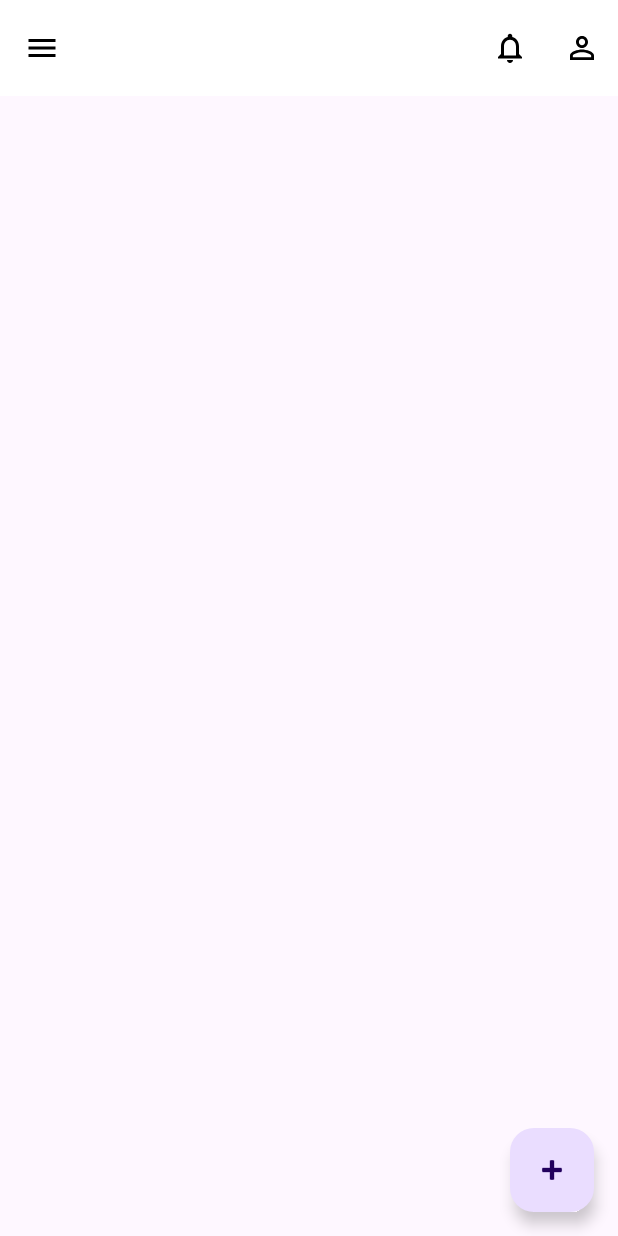
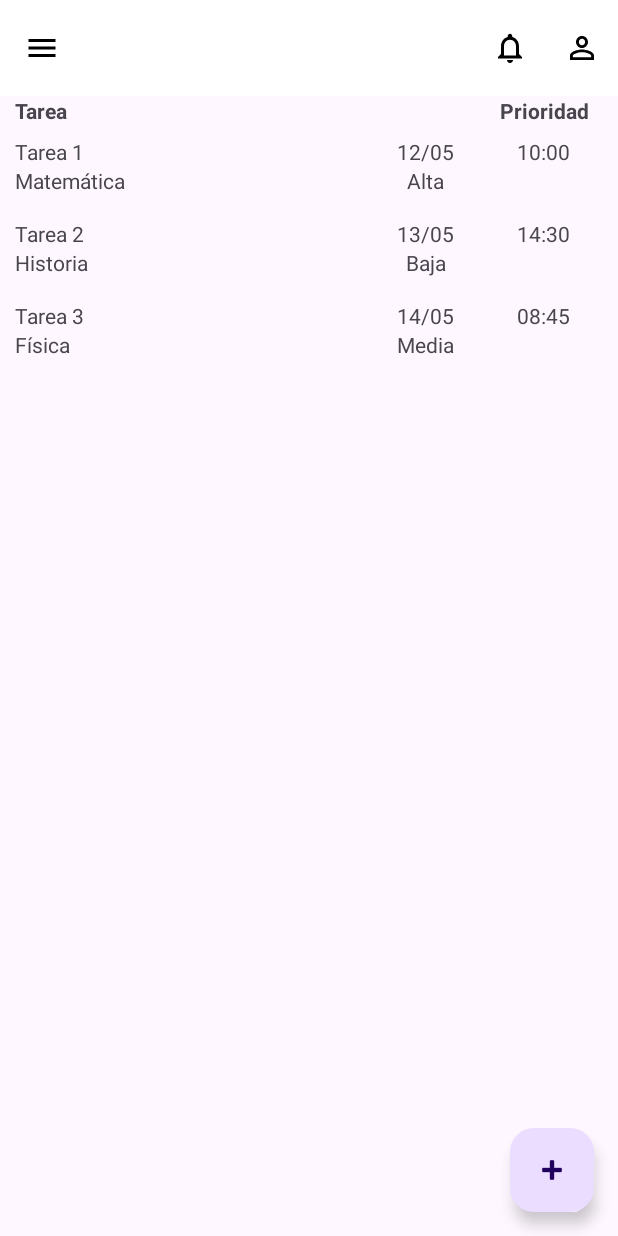
Before and after one commit to Carlos-Alvarenga721/Proyecto_Moviles, an Android app: the ActivitiesActivity screen opened directly, with no data from a screen before it, on a phone screen of 412 x 824 dp. Run offline under Robolectric (Android 15) with nearby library versions, the phone set to English and light mode, and no system bars.

Commit message:
Agregar primer tabla de actividades con recyclerView

```diff
--- a/app/src/main/java/com/example/proyecto_kotlin_dsm/ActivitiesActivity.kt
+++ b/app/src/main/java/com/example/proyecto_kotlin_dsm/ActivitiesActivity.kt
@@ -8,6 +8,10 @@ import androidx.appcompat.app.AppCompatActivity
 import androidx.appcompat.widget.Toolbar
 import androidx.core.view.ViewCompat
 import androidx.core.view.WindowInsetsCompat
+import androidx.recyclerview.widget.LinearLayoutManager
+import androidx.recyclerview.widget.RecyclerView
+import com.example.proyecto_kotlin_dsm.activitiesAdapter.Actividad
+import com.example.proyecto_kotlin_dsm.activitiesAdapter.ActividadAdapter
 
 class ActivitiesActivity : AppCompatActivity() {
     override fun onCreate(savedInstanceState: Bundle?) {
@@ -22,6 +26,18 @@ class ActivitiesActivity : AppCompatActivity() {
 
         val toolbar: Toolbar = findViewById(R.id.toolbar)
         setSupportActionBar(toolbar)
+
+        val recyclerView = findViewById<RecyclerView>(R.id.recyclerViewActividades)
+        recyclerView.layoutManager = LinearLayoutManager(this)
+
+        // Datos temporales
+        val listaActividades = listOf(
+            Actividad("Tarea 1", "12/05", "Alta", "Matemática", "10:00"),
+            Actividad("Tarea 2", "13/05", "Baja", "Historia", "14:30"),
+            Actividad("Tarea 3", "14/05", "Media", "Física", "08:45")
+        )
+
+        recyclerView.adapter = ActividadAdapter(listaActividades)
     }
 
     override fun onCreateOptionsMenu(menu: Menu?): Boolean {
--- a/app/src/main/java/com/example/proyecto_kotlin_dsm/LoginActivity.kt
+++ b/app/src/main/java/com/example/proyecto_kotlin_dsm/LoginActivity.kt
@@ -48,7 +48,7 @@ class LoginActivity : AppCompatActivity() {
                     .addOnCompleteListener { task ->
                         if (task.isSuccessful) {
                             Toast.makeText(this, "Inicio de sesión exitoso", Toast.LENGTH_SHORT).show()
-                            val intent = Intent(this, HomeActivity::class.java)
+                            val intent = Intent(this, ActivitiesActivity::class.java)
                             startActivity(intent)
                             finish()
                         } else {
--- /dev/null
+++ b/app/src/main/java/com/example/proyecto_kotlin_dsm/activitiesAdapter/Actividad.kt
@@ -0,0 +1,9 @@
+package com.example.proyecto_kotlin_dsm.activitiesAdapter
+
+data class Actividad(
+    val titulo: String,
+    val fecha: String,
+    val hora: String,
+    val materia: String,
+    val prioridad: String
+)
--- /dev/null
+++ b/app/src/main/java/com/example/proyecto_kotlin_dsm/activitiesAdapter/ActividadAdapter.kt
@@ -0,0 +1,37 @@
+package com.example.proyecto_kotlin_dsm.activitiesAdapter
+
+import android.view.LayoutInflater
+import android.view.View
+import android.view.ViewGroup
+import android.widget.TextView
+import androidx.recyclerview.widget.RecyclerView
+import com.example.proyecto_kotlin_dsm.R
+
+class ActividadAdapter(private val actividades: List<Actividad>) :
+    RecyclerView.Adapter<ActividadAdapter.ActividadViewHolder>() {
+
+    inner class ActividadViewHolder(view: View) : RecyclerView.ViewHolder(view) {
+        val tvTitulo: TextView = view.findViewById(R.id.tvTitulo)
+        val tvFecha: TextView = view.findViewById(R.id.tvFecha)
+        val tvPrioridad: TextView = view.findViewById(R.id.tvPrioridad)
+        val tvMateria: TextView = view.findViewById(R.id.tvMateria)
+        val tvHora: TextView = view.findViewById(R.id.tvHora)
+    }
+
+    override fun onCreateViewHolder(parent: ViewGroup, viewType: Int): ActividadViewHolder {
+        val view = LayoutInflater.from(parent.context)
+            .inflate(R.layout.item_actividad, parent, false)
+        return ActividadViewHolder(view)
+    }
+
+    override fun onBindViewHolder(holder: ActividadViewHolder, position: Int) {
+        val actividad = actividades[position]
+        holder.tvTitulo.text = actividad.titulo
+        holder.tvFecha.text = actividad.fecha
+        holder.tvPrioridad.text = actividad.prioridad  // Asegúrate de tener este campo
+        holder.tvMateria.text = actividad.materia
+        holder.tvHora.text = actividad.hora
+    }
+
+    override fun getItemCount(): Int = actividades.size
+}
--- a/app/src/main/res/layout/activity_activities.xml
+++ b/app/src/main/res/layout/activity_activities.xml
@@ -10,6 +10,7 @@
 
     <!-- AppBarLayout con Toolbar -->
     <com.google.android.material.appbar.AppBarLayout
+        android:id="@+id/AppBarL"
         android:layout_width="match_parent"
         android:layout_height="wrap_content"
         android:theme="@style/ThemeOverlay.AppCompat.Dark.ActionBar"
@@ -37,4 +38,53 @@
         android:layout_margin="16dp"
         app:layout_constraintBottom_toBottomOf="parent"
         app:layout_constraintEnd_toEndOf="parent" />
+
+
+    <!-- Pantalla de actividades -->
+    <LinearLayout
+        android:layout_width="match_parent"
+        android:layout_height="wrap_content"
+        app:layout_constraintTop_toBottomOf="@id/AppBarL"
+        android:orientation="vertical"
+        android:paddingStart="10dp"
+        android:paddingEnd="10dp">
+
+        <!-- Cabecera de columnas -->
+        <LinearLayout
+            android:layout_width="match_parent"
+            android:layout_height="wrap_content"
+            android:orientation="horizontal">
+
+            <TextView
+                android:layout_width="0dp"
+                android:layout_weight="6"
+                android:layout_height="wrap_content"
+                android:text="Tarea"
+                android:textStyle="bold" />
+
+            <!-- Espacio para Fecha y Hora combinados -->
+            <TextView
+                android:layout_width="0dp"
+                android:layout_weight="2"
+                android:layout_height="wrap_content" />
+
+            <!-- Encabezado Prioridad -->
+            <TextView
+                android:layout_width="0dp"
+                android:layout_weight="2"
+                android:layout_height="wrap_content"
+                android:text="Prioridad"
+                android:textStyle="bold"
+                android:gravity="center_horizontal"/>
+        </LinearLayout>
+
+        <!-- RecyclerView que mostrará las actividades -->
+        <androidx.recyclerview.widget.RecyclerView
+            android:id="@+id/recyclerViewActividades"
+            android:layout_width="match_parent"
+            android:layout_height="0dp"
+            android:layout_weight="1"/>
+
+    </LinearLayout>
+
 </androidx.constraintlayout.widget.ConstraintLayout>
--- /dev/null
+++ b/app/src/main/res/layout/item_actividad.xml
@@ -0,0 +1,64 @@
+<?xml version="1.0" encoding="utf-8"?>
+<LinearLayout xmlns:android="http://schemas.android.com/apk/res/android"
+    android:layout_width="match_parent"
+    android:layout_height="wrap_content"
+    android:orientation="horizontal"
+    android:paddingTop="8dp"
+    android:paddingBottom="8dp">
+
+    <!-- Columna: Título y Materia -->
+    <LinearLayout
+        android:layout_width="0dp"
+        android:layout_weight="6"
+        android:layout_height="wrap_content"
+        android:orientation="vertical">
+
+        <TextView
+            android:id="@+id/tvTitulo"
+            android:layout_width="wrap_content"
+            android:layout_height="wrap_content"
+            android:text="Tarea" />
+
+        <TextView
+            android:id="@+id/tvMateria"
+            android:layout_width="wrap_content"
+            android:layout_height="wrap_content"
+            android:text="Materia" />
+    </LinearLayout>
+
+    <!-- Columna: Fecha y Hora -->
+    <LinearLayout
+        android:layout_width="0dp"
+        android:layout_weight="2"
+        android:layout_height="wrap_content"
+        android:orientation="vertical"
+        android:gravity="center_horizontal">
+
+        <TextView
+            android:id="@+id/tvFecha"
+            android:layout_width="wrap_content"
+            android:layout_height="wrap_content"
+            android:text="Fecha" />
+
+        <TextView
+            android:id="@+id/tvHora"
+            android:layout_width="wrap_content"
+            android:layout_height="wrap_content"
+            android:text="Hora" />
+    </LinearLayout>
+
+    <!-- Columna: Prioridad y valor -->
+    <LinearLayout
+        android:layout_width="0dp"
+        android:layout_weight="2"
+        android:layout_height="wrap_content"
+        android:orientation="vertical"
+        android:gravity="center_horizontal">
+
+        <TextView
+            android:id="@+id/tvPrioridad"
+            android:layout_width="wrap_content"
+            android:layout_height="match_parent"
+            android:text="Alta" />
+    </LinearLayout>
+</LinearLayout>
```
